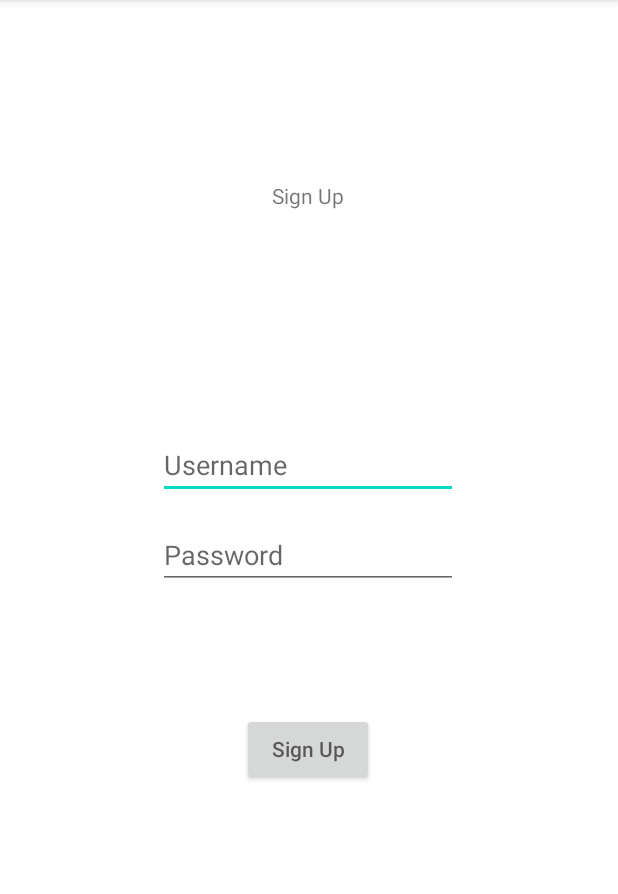
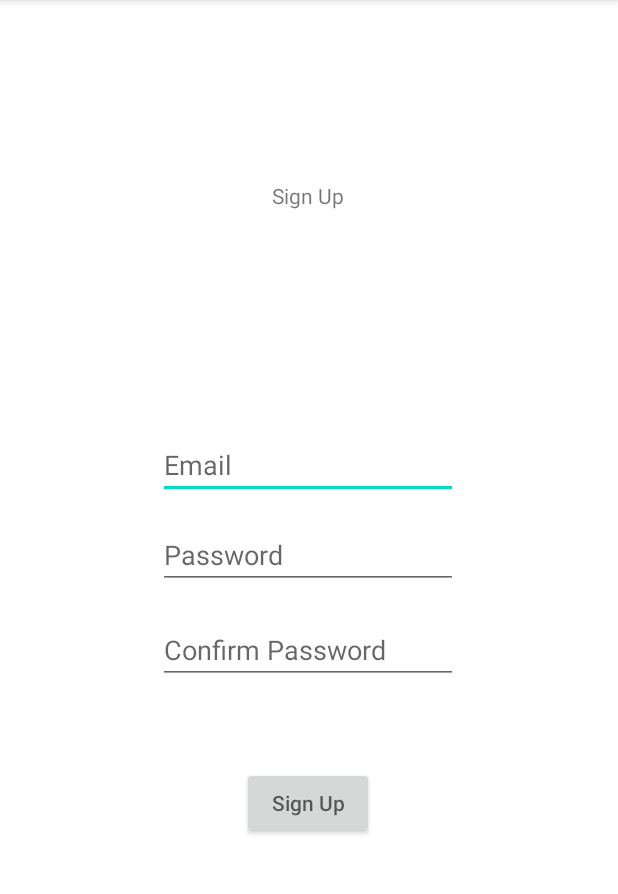
Before and after one commit to shanem1996/SAPProject, an Android app: the SignUpActivity screen opened directly, with no data from a screen before it, on a phone screen of 412 x 824 dp, the part 84-978 px from its top. Run offline under Robolectric (Android 15) with nearby library versions, the phone set to English and light mode, and no system bars; our stand-ins replace Firebase (no records; nobody signed in at launch, a user with empty details on screens opened directly).

```diff
--- a/app/build.gradle
+++ b/app/build.gradle
@@ -1,6 +1,7 @@
 plugins {
     id 'com.android.application'
     id 'org.jetbrains.kotlin.android'
+    id 'com.google.gms.google-services'
 }
 
 android {
@@ -38,11 +39,15 @@ android {
 }
 
 dependencies {
+    implementation platform('com.google.firebase:firebase-bom:31.2.3')
+    implementation 'com.google.firebase:firebase-analytics-ktx'
     implementation 'androidx.sqlite:sqlite-ktx:2.2.0'
     implementation 'androidx.core:core-ktx:1.7.0'
     implementation 'androidx.appcompat:appcompat:1.6.1'
     implementation 'com.google.android.material:material:1.8.0'
     implementation 'androidx.constraintlayout:constraintlayout:2.1.4'
+    implementation 'com.google.firebase:firebase-firestore-ktx:24.4.4'
+    implementation 'com.google.firebase:firebase-auth-ktx:21.1.0'
     testImplementation 'junit:junit:4.13.2'
     androidTestImplementation 'androidx.test.ext:junit:1.1.5'
     androidTestImplementation 'androidx.test.espresso:espresso-core:3.5.1'
--- a/app/src/main/res/layout/activity_sign_up.xml
+++ b/app/src/main/res/layout/activity_sign_up.xml
@@ -19,10 +19,10 @@
         app:layout_constraintVertical_bias="0.161" />
 
     <androidx.appcompat.widget.AppCompatEditText
-        android:id="@+id/tfUsername"
+        android:id="@+id/tfEmail"
         android:layout_width="200dp"
         android:layout_height="wrap_content"
-        android:hint="Username"
+        android:hint="Email"
         app:layout_constraintBottom_toBottomOf="parent"
         app:layout_constraintEnd_toEndOf="parent"
         app:layout_constraintHorizontal_bias="0.498"
@@ -39,21 +39,34 @@
         app:layout_constraintEnd_toEndOf="parent"
         app:layout_constraintHorizontal_bias="0.497"
         app:layout_constraintStart_toStartOf="parent"
-        app:layout_constraintTop_toBottomOf="@+id/tfUsername"
+        app:layout_constraintTop_toBottomOf="@+id/tfEmail"
         app:layout_constraintVertical_bias="0.038"
+        android:inputType="textPassword"/>
+
+    <androidx.appcompat.widget.AppCompatEditText
+        android:id="@+id/tfConfPassword"
+        android:layout_width="200dp"
+        android:layout_height="wrap_content"
+        app:layout_constraintBottom_toTopOf="@+id/btnSignUp"
+        app:layout_constraintEnd_toEndOf="parent"
+        app:layout_constraintHorizontal_bias="0.497"
+        app:layout_constraintStart_toStartOf="parent"
+        app:layout_constraintTop_toBottomOf="@+id/tfPassword"
+        app:layout_constraintVertical_bias="0.242"
+        android:hint="Confirm Password"
         android:inputType="textPassword"/>
 
     <androidx.appcompat.widget.AppCompatButton
         android:id="@+id/btnSignUp"
         android:layout_width="wrap_content"
         android:layout_height="wrap_content"
+        android:hint="Sign Up"
         app:layout_constraintBottom_toBottomOf="parent"
         app:layout_constraintEnd_toEndOf="parent"
         app:layout_constraintHorizontal_bias="0.498"
         app:layout_constraintStart_toStartOf="parent"
         app:layout_constraintTop_toBottomOf="@+id/tfPassword"
-        app:layout_constraintVertical_bias="0.252"
-        android:hint="Sign Up"/>
+        app:layout_constraintVertical_bias="0.363" />
 
 
 </androidx.constraintlayout.widget.ConstraintLayout>
```
Also changed, not shown: app/src/main/java/com/example/sapproject/activities/SignUpActivity.kt (+40 -0 lines), build.gradle (+16 -0 lines), 1 other file.
